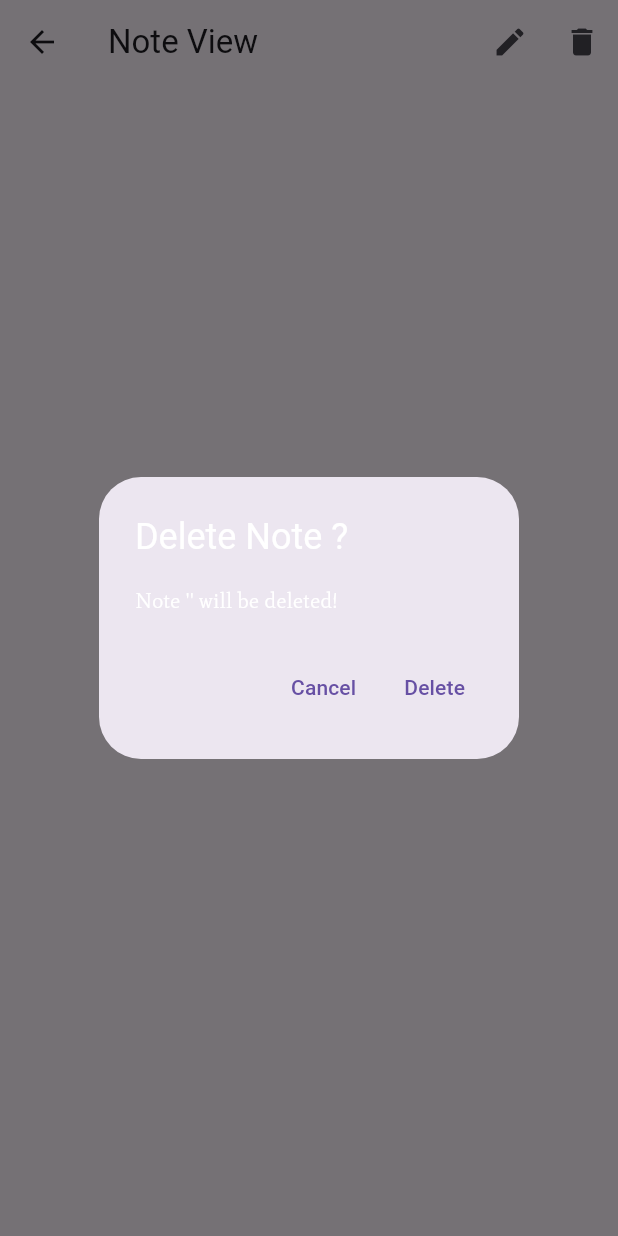
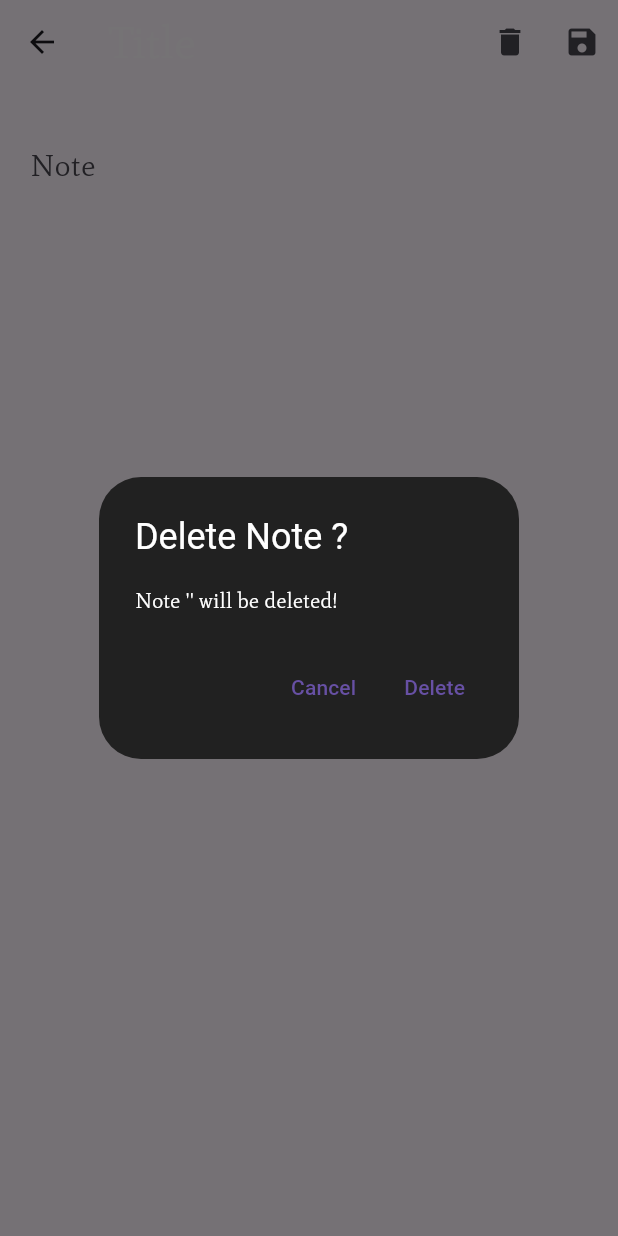
Before and after one commit to Donelongo/flutter-2024-proj, a Flutter app: the NoteView screen opened directly with empty values, after a tap on the "delete" icon, on a phone screen of 412 x 824 dp. Run offline on Flutter 3.47's test engine with Material 3 defaults, Android fonts, the phone set to English and light mode, and no system bars; our stand-ins replace google_fonts.

Commit message:
note view page edit chaged

```diff
--- a/lib/main.dart
+++ b/lib/main.dart
@@ -1,5 +1,4 @@
 // ignore_for_file: deprecated_member_use
-
 import 'package:flutter/material.dart';
 import 'package:digital_notebook/presentation/screens/home.dart';
 import 'package:digital_notebook/presentation/screens/admin/admin.dart';
--- a/lib/presentation/screens/note_view.dart
+++ b/lib/presentation/screens/note_view.dart
@@ -1,14 +1,16 @@
+import 'package:digital_notebook/models/note_model.dart';
 import 'package:flutter/material.dart';
-import 'package:digital_notebook/models/note_model.dart';
+import 'package:flutter/widgets.dart';
 
 class NoteView extends StatefulWidget {
-  const NoteView({super.key, required this.note, required this.index, required this.onNoteDeleted, required this.onNoteEdited});
-
   final Note note;
   final int index;
+  final Function(Note) onNoteEdited;
+  final Function(int) onNoteDeleted;
 
-  final Function(int) onNoteDeleted;
-  final Function(int, String, String) onNoteEdited;
+  const NoteView(
+    // ignore: non_constant_identifier_names
+    {super.key, required this.note, required this.index, required this.onNoteEdited, required this.onNoteDeleted, required Function(int p1, String p2, String p3) Function});
 
   @override
   NoteViewState createState() => NoteViewState();
@@ -29,79 +31,29 @@ class NoteViewState extends State<NoteView> {
   Widget build(BuildContext context) {
     return Scaffold(
       appBar: AppBar(
-        title: const Text("Note View"),
-        actions: [
-          IconButton(
-            icon: const Icon(Icons.edit),
-            onPressed: () {
-              showDialog(
-                context: context,
-                builder: (context){
-                  return Theme(
-                    data: Theme.of(context).copyWith(dialogBackgroundColor: Colors.grey[900]),
-                    child: AlertDialog(
-                      title: const Text("Edit Note",
-                        style: TextStyle(
-                          color: Colors.white,
+        title: TextField(
+        controller: titleController,
+        style: const TextStyle(fontSize: 30.0, color: Colors.black),
+        decoration: InputDecoration(
+          border: InputBorder.none,
+          hintText: 'Title',
+          hintStyle: TextStyle(color: Colors.white.withAlpha(120)),
         ),
       ),
-                      content: Column(
-                        children: [
-                          TextField(
-                            controller: titleController,
-                            decoration: const InputDecoration(hintText: 'Title'),
-                            style: const TextStyle(
-                              fontSize: 25,
-                              color: Colors.white
-                            ),
-                          ),
-                          TextField(
-                            controller: bodyController,
-                            decoration: const InputDecoration(hintText: 'Body'),
-                            style: const TextStyle(
-                              fontSize: 20,
-                              color: Colors.white
-                            ),
-                            maxLines: null,
-                          ),
-                        ],
-                      ),
-                      actions:[
-                        TextButton(
-                          onPressed: (){
-                            widget.onNoteEdited(widget.index, titleController.text, bodyController.text);
-                            Navigator.of(context).pop();
-                            Navigator.of(context).pop();
-                          },
-                          child: const Text("Save"),
-                        ),
-                        TextButton(
-                          onPressed: (){
-                            Navigator.of(context).pop();
-                          },
-                          child: const Text("Cancel"),
-                        )
-                      ]
-                    ),
-                  );
-                }
-              );
-            },
-          ),
+        actions: [
           IconButton(
             icon: const Icon(Icons.delete),
             onPressed: () {
               showDialog(
                 context: context,
-                builder: (context){
-                  return Theme(
-                    data: Theme.of(context).copyWith(dialogBackgroundColor: Colors.black),
-                    child: AlertDialog(
+                builder: (BuildContext context) {
+                  return AlertDialog(
+                    backgroundColor: Colors.grey[900],
                     title: const Text("Delete Note ?",
                     style: TextStyle(
-                        color: Colors.white,
+                      color:Colors.white,
                     ),),
-                      content: Text("Note '${widget.note.title}' will be deleted!"),
+                    content: Text("Note '${titleController.text}' will be deleted!"),
                     actions:[
                       TextButton(
                         onPressed: (){
@@ -118,29 +70,48 @@ class NoteViewState extends State<NoteView> {
                         child: const Text("Delete"),
                       ),
                     ]
-                    ),
                   );
                 }
               );
             },
           ),
+          IconButton(
+            icon: const Icon(Icons.save),
+            onPressed: () {
+              widget.note.title = titleController.text;
+              widget.note.body = bodyController.text;
+              widget.onNoteEdited(widget.note);
+              Navigator.of(context).pop();
+            },
+          ),
         ],
       ),
       body: Padding(
-        padding: const EdgeInsets.all(10.0),
+        padding: const EdgeInsets.all(20.0),
         child: Column(
           crossAxisAlignment: CrossAxisAlignment.start,
           children: [
-            Text(
-              widget.note.title,
-              style: const TextStyle(fontSize: 30, color: Colors.black, fontWeight: FontWeight.bold),
+            // TextField(
+            //   controller: titleController,
+            //   style: const TextStyle(
+            //     fontSize: 30, color:
+            //     Colors.black, fontWeight:
+            //     FontWeight.bold,
+            //     ),
+            //     decoration: const InputDecoration(
+            //       hintText: "Title",
+            //       border: InputBorder.none,
+            //     ),
+            // ),
+            const SizedBox(height: 10,),
+            TextField(
+              controller: bodyController,
+              style: const TextStyle(fontSize: 20, color: Colors.black),
+              maxLines: null,
+              decoration: const InputDecoration(
+                hintText: "Note",
+                border: InputBorder.none,
               ),
-            const SizedBox(height: 10,),
-            Text(
-              widget.note.body,
-              style: const TextStyle(fontSize: 20, color: Colors.black),
-              maxLines: 2,
-              overflow: TextOverflow.ellipsis,
             ),
           ],
         ),
--- a/lib/presentation/screens/notes.dart
+++ b/lib/presentation/screens/notes.dart
@@ -4,8 +4,6 @@ import 'package:digital_notebook/models/note_model.dart';
 import 'package:digital_notebook/presentation/widgets/note_card.dart';
 import '../widgets/avatar.dart';
 import './others.dart';
-
-
 
 class Notepage extends StatefulWidget {
   const Notepage({super.key});
```
Also changed, not shown: lib/presentation/widgets/note_card.dart (+13 -4 lines). Lines whose indentation alone changed are shown as unchanged.
